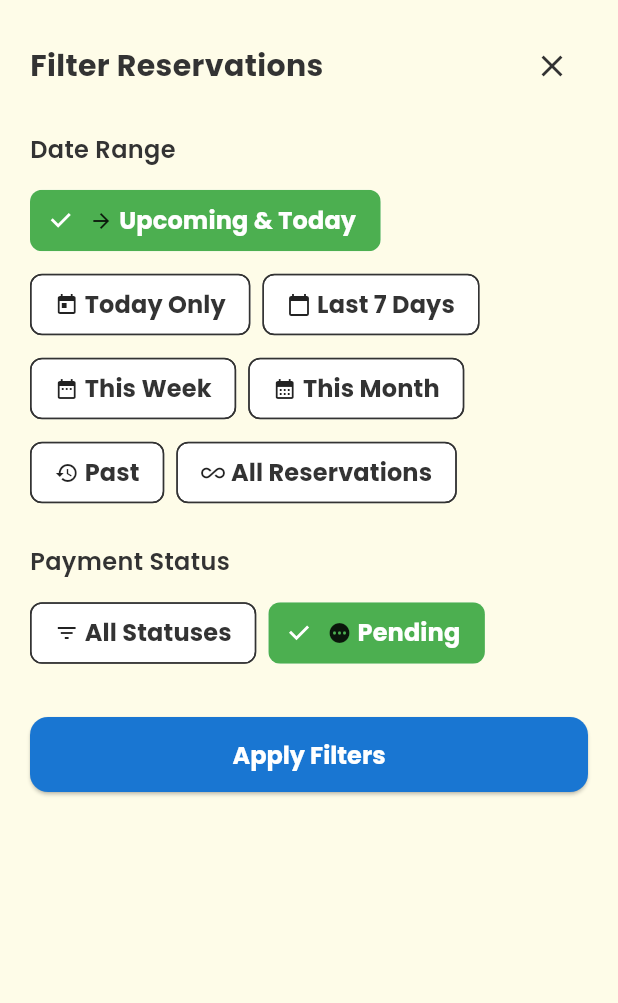
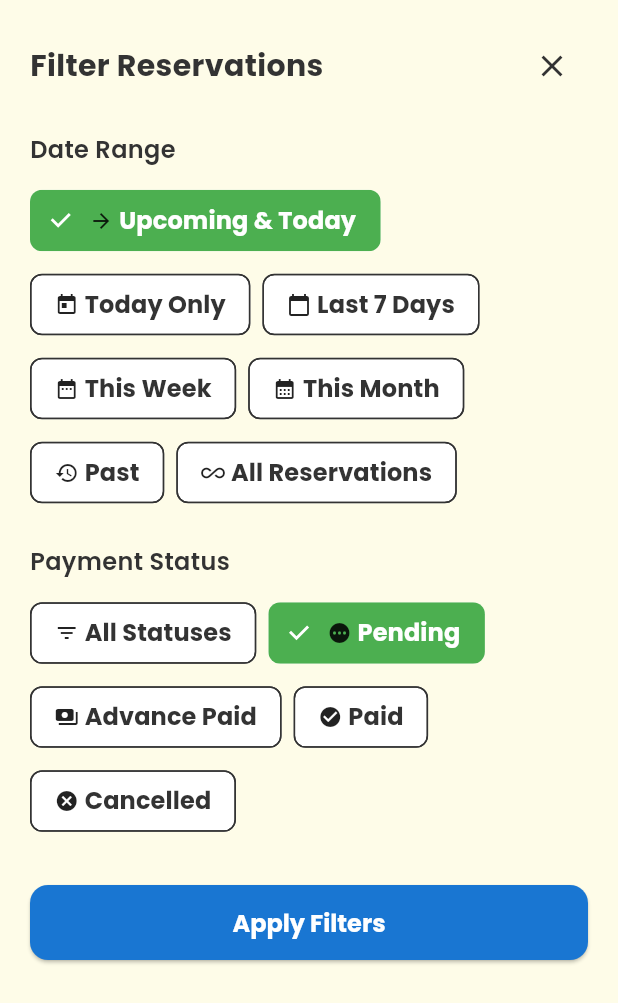
Before and after one commit to Zonova-Tech/ZonovaMist, a Flutter app: the ReservationFilterBottomSheet widget shown alone on an empty page, opened directly with empty values, on a phone screen of 412 x 824 dp. Shown: the top 1003 px of the screen. Run offline on Flutter 3.47's test engine with Material 3 defaults, Android fonts, the phone set to English and light mode, and no system bars; our stand-ins replace carousel_slider, dio, flutter_form_builder, flutter_riverpod, flutter_secure_storage, flutter_slidable and 4 more; accounts and stored records are empty; network calls fail.

Commit message:
Add status filter options for bookings and reservations
Added 'Pending', 'Advance Paid', 'Paid', and 'Cancelled' status filter chips to bookings and reservations filter sheets. Updated provider logic to clarify backend behavior when statusFilter is null or empty, ensuring cancelled items are excluded by default unless a specific status is selected.

```diff
--- a/lib/src/features/home/bookings/bookings_provider.dart
+++ b/lib/src/features/home/bookings/bookings_provider.dart
@@ -18,9 +18,12 @@ final bookingsProvider = FutureProvider<List<Map<String, dynamic>>>((ref) async
     'filter': filter,
   };
 
+  // When statusFilter is null or empty, backend will automatically exclude cancelled
+  // When statusFilter has a specific value, backend will show only that status
   if (statusFilter != null && statusFilter.isNotEmpty) {
     queryParams['status'] = statusFilter;
   }
+  // If statusFilter is null/empty, don't add status param - backend will exclude cancelled by default
 
   if (search.isNotEmpty) {
     queryParams['search'] = search;
--- a/lib/src/features/home/bookings/bookings_screen.dart
+++ b/lib/src/features/home/bookings/bookings_screen.dart
@@ -616,6 +616,7 @@ class FilterBottomSheet extends ConsumerWidget {
               _buildStatusFilterChip(context, ref, null, 'All Statuses', Icons.filter_list, statusFilter),
               _buildStatusFilterChip(context, ref, 'advance_paid', 'Advance Paid', Icons.payments, statusFilter),
               _buildStatusFilterChip(context, ref, 'paid', 'Paid', Icons.check_circle, statusFilter),
+              _buildStatusFilterChip(context, ref, 'pending', 'Pending', Icons.pending, statusFilter),
               _buildStatusFilterChip(context, ref, 'cancelled', 'Cancelled', Icons.cancel, statusFilter),
             ],
           ),
--- a/lib/src/features/home/reservations/reservations_provider.dart
+++ b/lib/src/features/home/reservations/reservations_provider.dart
@@ -18,9 +18,12 @@ final reservationsProvider = FutureProvider<List<Map<String, dynamic>>>((ref) as
     'filter': filter,
   };
 
+  // When statusFilter is null or empty, backend will automatically exclude cancelled
+  // When statusFilter has a specific value, backend will show only that status
   if (statusFilter != null && statusFilter.isNotEmpty) {
     queryParams['status'] = statusFilter;
   }
+  // If statusFilter is null/empty, don't add status param - backend will exclude cancelled by default
 
   if (search.isNotEmpty) {
     queryParams['search'] = search;
--- a/lib/src/features/home/reservations/reservations_screen.dart
+++ b/lib/src/features/home/reservations/reservations_screen.dart
@@ -521,6 +521,9 @@ class ReservationFilterBottomSheet extends ConsumerWidget {
             children: [
               _buildStatusFilterChip(context, ref, null, 'All Statuses', Icons.filter_list, statusFilter),
               _buildStatusFilterChip(context, ref, 'pending', 'Pending', Icons.pending, statusFilter),
+              _buildStatusFilterChip(context, ref, 'advance_paid', 'Advance Paid', Icons.payments, statusFilter),
+              _buildStatusFilterChip(context, ref, 'paid', 'Paid', Icons.check_circle, statusFilter),
+              _buildStatusFilterChip(context, ref, 'cancelled', 'Cancelled', Icons.cancel, statusFilter),
             ],
           ),
 
```
